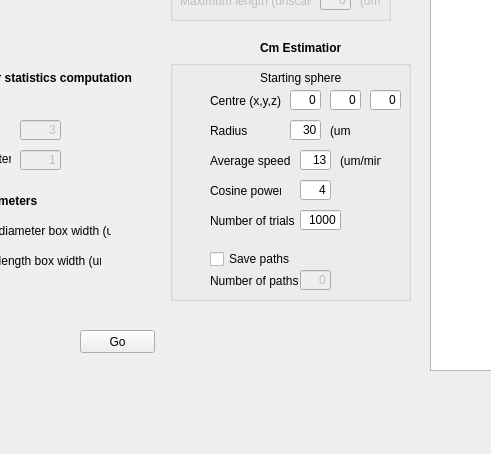
This is Qt/Conduit_analyser/mainwindow.ui in gibbogle/vessel-tools as Qt 5 draws it before an edit; both pictures show x 140 to 631 and y 157 to 611 of the 1370 by 611 pixel window. The edited form follows.
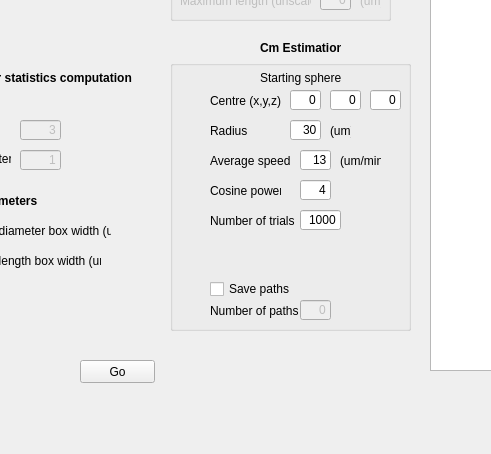
This is the edited form.

The edit to the form file:
```diff
--- a/Qt/Conduit_analyser/mainwindow.ui
+++ b/Qt/Conduit_analyser/mainwindow.ui
@@ -47,7 +47,7 @@
     <property name="geometry">
      <rect>
       <x>220</x>
-      <y>470</y>
+      <y>500</y>
       <width>75</width>
       <height>23</height>
      </rect>
@@ -227,7 +227,7 @@
       <x>310</x>
       <y>200</y>
       <width>241</width>
-      <height>241</height>
+      <height>271</height>
      </rect>
     </property>
     <property name="title">
@@ -437,7 +437,7 @@
      <property name="geometry">
       <rect>
        <x>40</x>
-       <y>190</y>
+       <y>220</y>
        <width>81</width>
        <height>18</height>
       </rect>
@@ -450,7 +450,7 @@
      <property name="geometry">
       <rect>
        <x>40</x>
-       <y>210</y>
+       <y>240</y>
        <width>91</width>
        <height>21</height>
       </rect>
@@ -466,7 +466,7 @@
      <property name="geometry">
       <rect>
        <x>130</x>
-       <y>210</y>
+       <y>240</y>
        <width>31</width>
        <height>20</height>
       </rect>
```
